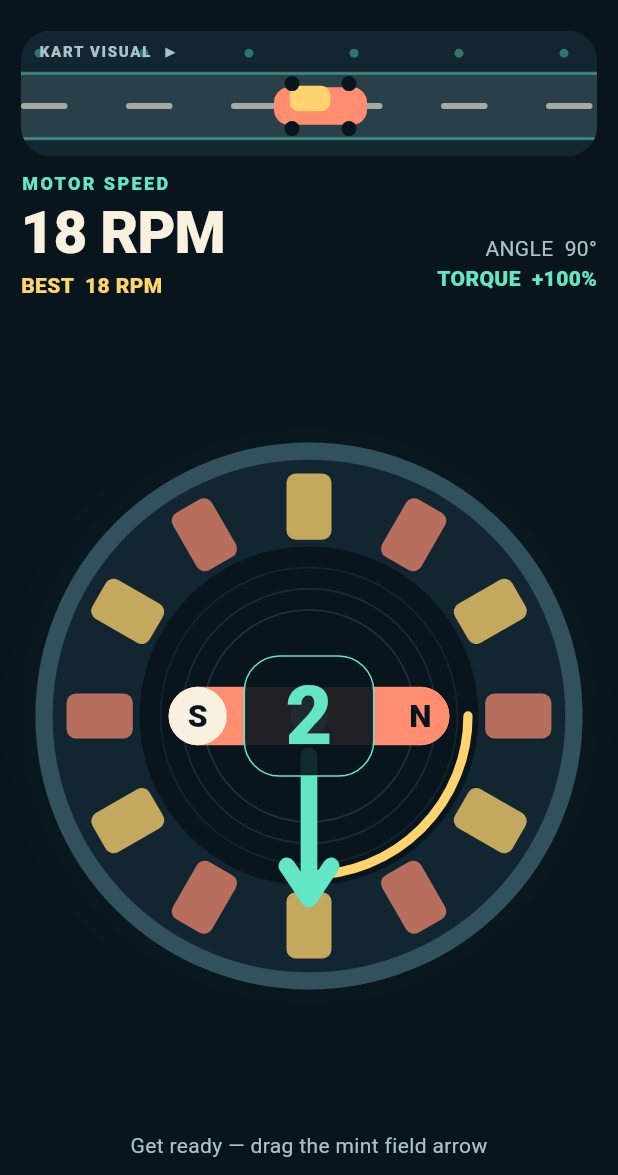
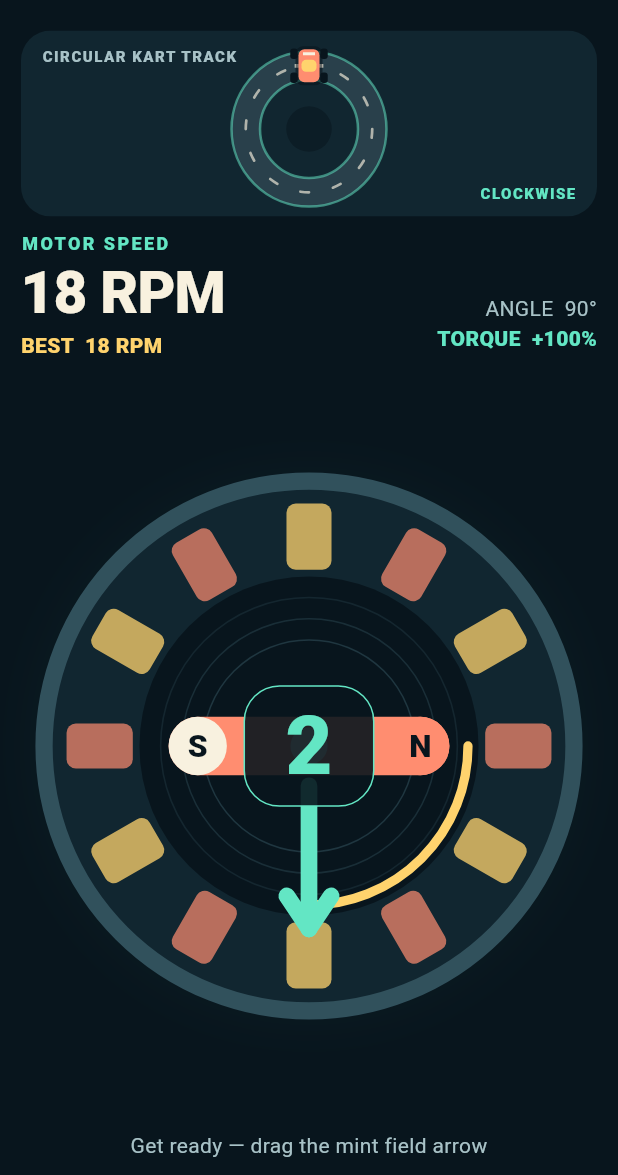
Before and after one commit to JoaoPedra-AMDG/FOC-game, a Flutter app: the screen it shows after launch, after a tap on an icon or button, on a phone screen of 412 x 824 dp, the part 61-1236 px from its top. Run offline on Flutter 3.47's test engine with Material 3 defaults, Android fonts, the phone set to English and light mode, and no system bars.

```diff
--- a/lib/game/game_controller.dart
+++ b/lib/game/game_controller.dart
@@ -87,7 +87,7 @@ class GameController extends ChangeNotifier {
       maxAbsoluteRpm = math.max(maxAbsoluteRpm, motor.rpm.abs());
       _positiveTorqueArea += math.max(0, motor.normalizedTorque) * dt;
       _playSeconds += dt;
-      // Presentation-only mapping. Reverse RPM moves the track backwards.
+      // Presentation-only distance. Reverse RPM moves the kart backwards.
       trackDistance += motor.rpm / 60 * dt * 110;
       if (timeLeft == 0) {
         finish();
--- a/lib/screens/about_screen.dart
+++ b/lib/screens/about_screen.dart
@@ -37,11 +37,7 @@ class AboutScreen extends StatelessWidget {
           child: ListView(
             padding: const EdgeInsets.fromLTRB(20, 16, 20, 32),
             children: [
-              const Icon(
-                Icons.groups_rounded,
-                color: GameColors.mint,
-                size: 54,
-              ),
+              Image.asset('web/icons/app-logo.png', width: 78, height: 78),
               const SizedBox(height: 14),
               Text(
                 'Meet the team',
--- a/lib/screens/game_screen.dart
+++ b/lib/screens/game_screen.dart
@@ -51,7 +51,7 @@ class GameScreen extends StatelessWidget {
                           ),
                           const SizedBox(height: 5),
                           SizedBox(
-                            height: compact ? 65 : 84,
+                            height: compact ? 108 : 124,
                             child: KartTrack(
                               distance: controller.trackDistance,
                               rpm: controller.motor.rpm,
--- a/lib/screens/home_screen.dart
+++ b/lib/screens/home_screen.dart
@@ -30,8 +30,8 @@ class HomeScreen extends StatelessWidget {
             children: [
               Row(
                 children: [
-                  const Icon(Icons.bolt_rounded, color: GameColors.mint),
-                  const SizedBox(width: 6),
+                  Image.asset('web/icons/app-logo.png', width: 34, height: 34),
+                  const SizedBox(width: 8),
                   Text(
                     'TORQUE CHASE',
                     style: Theme.of(context).textTheme.labelLarge,
--- a/lib/widgets/kart_track.dart
+++ b/lib/widgets/kart_track.dart
@@ -7,6 +7,7 @@ import '../theme/game_theme.dart';
 class KartTrack extends StatelessWidget {
   const KartTrack({super.key, required this.distance, required this.rpm});
 
+  // Signed visual distance: braking and reverse RPM move the kart backwards.
   final double distance;
   final double rpm;
 
@@ -24,100 +25,159 @@ class KartTrack extends StatelessWidget {
 
 class _KartPainter extends CustomPainter {
   const _KartPainter({required this.distance, required this.rpm});
+
   final double distance;
   final double rpm;
 
   @override
   void paint(Canvas canvas, Size size) {
     canvas.drawRect(Offset.zero & size, Paint()..color = GameColors.panel);
-    final road = Rect.fromLTWH(
-      0,
-      size.height * 0.34,
-      size.width,
-      size.height * 0.52,
+
+    final center = Offset(size.width * 0.5, size.height * 0.53);
+    final radius = math.min(size.height * 0.34, size.width * 0.19);
+    const roadWidth = 19.0;
+
+    canvas.drawCircle(
+      center,
+      radius,
+      Paint()
+        ..color = const Color(0xFF29404B)
+        ..style = PaintingStyle.stroke
+        ..strokeWidth = roadWidth,
     );
-    canvas.drawRect(road, Paint()..color = const Color(0xFF29404B));
-    canvas.drawLine(
-      Offset(0, road.top),
-      Offset(size.width, road.top),
-      Paint()
-        ..color = GameColors.mint.withValues(alpha: 0.45)
-        ..strokeWidth = 2,
-    );
-    canvas.drawLine(
-      Offset(0, road.bottom),
-      Offset(size.width, road.bottom),
-      Paint()
-        ..color = GameColors.mint.withValues(alpha: 0.45)
-        ..strokeWidth = 2,
-    );
-    final offset = distance % 70;
-    for (double x = -70 + offset; x < size.width + 70; x += 70) {
-      canvas.drawRRect(
-        RRect.fromRectAndRadius(
-          Rect.fromLTWH(x, road.center.dy - 2, 31, 4),
-          const Radius.circular(2),
-        ),
-        Paint()..color = GameColors.cream.withValues(alpha: 0.6),
-      );
+    for (final edgeRadius in [radius - roadWidth / 2, radius + roadWidth / 2]) {
       canvas.drawCircle(
-        Offset(x + 12, size.height * 0.18),
-        3,
-        Paint()..color = GameColors.mint.withValues(alpha: 0.4),
+        center,
+        edgeRadius,
+        Paint()
+          ..color = GameColors.mint.withValues(alpha: 0.52)
+          ..style = PaintingStyle.stroke
+          ..strokeWidth = 1.7,
       );
     }
 
-    final cx = size.width * 0.52;
-    final cy = road.center.dy;
-    final speed = (rpm.abs() / 450).clamp(0.0, 1.0);
-    if (speed > 0.2) {
-      final direction = rpm.sign;
-      for (var i = 0; i < 3; i++) {
-        final x = cx - direction * (37 + i * 15);
-        canvas.drawLine(
-          Offset(x, cy - 13 + i * 11),
-          Offset(x - direction * (9 + speed * 18), cy - 13 + i * 11),
-          Paint()
-            ..color = GameColors.mint.withValues(alpha: 0.45 - i * 0.1)
-            ..strokeWidth = 2,
+    // Fixed lane marks make both the circuit and the kart's direction clear.
+    for (var i = 0; i < 12; i++) {
+      final start = -math.pi / 2 + i * math.pi / 6;
+      canvas.drawArc(
+        Rect.fromCircle(center: center, radius: radius),
+        start,
+        math.pi / 23,
+        false,
+        Paint()
+          ..color = GameColors.cream.withValues(alpha: 0.65)
+          ..style = PaintingStyle.stroke
+          ..strokeCap = StrokeCap.round
+          ..strokeWidth = 1.8,
+      );
+    }
+
+    final startLine = Offset(center.dx, center.dy - radius);
+    canvas.drawLine(
+      Offset(startLine.dx - roadWidth / 2, startLine.dy),
+      Offset(startLine.dx + roadWidth / 2, startLine.dy),
+      Paint()
+        ..color = GameColors.cream
+        ..strokeWidth = 2.5,
+    );
+    canvas.drawCircle(
+      center,
+      radius * 0.36,
+      Paint()..color = GameColors.ink.withValues(alpha: 0.55),
+    );
+
+    // Distance is presentation-only. It is wrapped around the circular lane.
+    final angle = -math.pi / 2 + distance / radius;
+    final kartPosition =
+        center + Offset(math.cos(angle), math.sin(angle)) * radius;
+    canvas.save();
+    canvas.translate(kartPosition.dx, kartPosition.dy);
+    canvas.rotate(angle + math.pi / 2 + (rpm < -1 ? math.pi : 0));
+    _paintKart(canvas);
+    canvas.restore();
+
+    _label(canvas, 'CIRCULAR KART TRACK', const Offset(14, 12));
+    final direction =
+        rpm > 1
+            ? 'CLOCKWISE'
+            : rpm < -1
+            ? 'COUNTERCLOCKWISE'
+            : 'STATIONARY';
+    _label(
+      canvas,
+      direction,
+      Offset(size.width - 14, size.height - 21),
+      alignRight: true,
+      color: rpm < -1 ? GameColors.coral : GameColors.mint,
+    );
+  }
+
+  void _paintKart(Canvas canvas) {
+    final shadow = Paint()..color = GameColors.ink.withValues(alpha: 0.6);
+    canvas.drawRRect(
+      RRect.fromRectAndRadius(
+        const Rect.fromLTWH(-9, -13, 18, 26),
+        const Radius.circular(5),
+      ),
+      shadow,
+    );
+    for (final dx in [-10.0, 10.0]) {
+      for (final dy in [-8.0, 8.0]) {
+        canvas.drawRRect(
+          RRect.fromRectAndRadius(
+            Rect.fromCenter(center: Offset(dx, dy), width: 5, height: 7),
+            const Radius.circular(2),
+          ),
+          Paint()..color = GameColors.ink,
         );
       }
     }
-    final body = Rect.fromCenter(center: Offset(cx, cy), width: 62, height: 25);
     canvas.drawRRect(
-      RRect.fromRectAndRadius(body, const Radius.circular(10)),
+      RRect.fromRectAndRadius(
+        const Rect.fromLTWH(-7, -11, 14, 22),
+        const Radius.circular(4),
+      ),
       Paint()..color = GameColors.coral,
     );
     canvas.drawRRect(
       RRect.fromRectAndRadius(
-        Rect.fromCenter(center: Offset(cx - 7, cy - 5), width: 27, height: 17),
-        const Radius.circular(6),
+        const Rect.fromLTWH(-5, -4, 10, 8),
+        const Radius.circular(3),
       ),
       Paint()..color = GameColors.gold,
     );
-    for (final dx in [-19.0, 19.0]) {
-      for (final dy in [-15.0, 15.0]) {
-        canvas.drawCircle(
-          Offset(cx + dx, cy + dy),
-          5,
-          Paint()..color = GameColors.ink,
-        );
-      }
-    }
-    final icon = rpm < -1 ? '◀' : '▶';
+    canvas.drawLine(
+      const Offset(-4, -8),
+      const Offset(4, -8),
+      Paint()
+        ..color = GameColors.cream
+        ..strokeWidth = 2,
+    );
+  }
+
+  void _label(
+    Canvas canvas,
+    String value,
+    Offset position, {
+    bool alignRight = false,
+    Color color = GameColors.muted,
+  }) {
     final text = TextPainter(
       text: TextSpan(
-        text: 'KART VISUAL  $icon',
-        style: const TextStyle(
-          color: GameColors.muted,
+        text: value,
+        style: TextStyle(
+          color: color,
           fontSize: 10,
           fontWeight: FontWeight.w800,
-          letterSpacing: 1.1,
+          letterSpacing: 1,
         ),
       ),
       textDirection: TextDirection.ltr,
     )..layout();
-    text.paint(canvas, Offset(12, math.max(4, size.height * 0.08)));
+    text.paint(
+      canvas,
+      Offset(alignRight ? position.dx - text.width : position.dx, position.dy),
+    );
   }
 
   @override
--- a/pubspec.yaml
+++ b/pubspec.yaml
@@ -20,3 +20,5 @@ dev_dependencies:
 
 flutter:
   uses-material-design: true
+  assets:
+    - web/icons/app-logo.png
```
Also changed, not shown: 12 other files.
